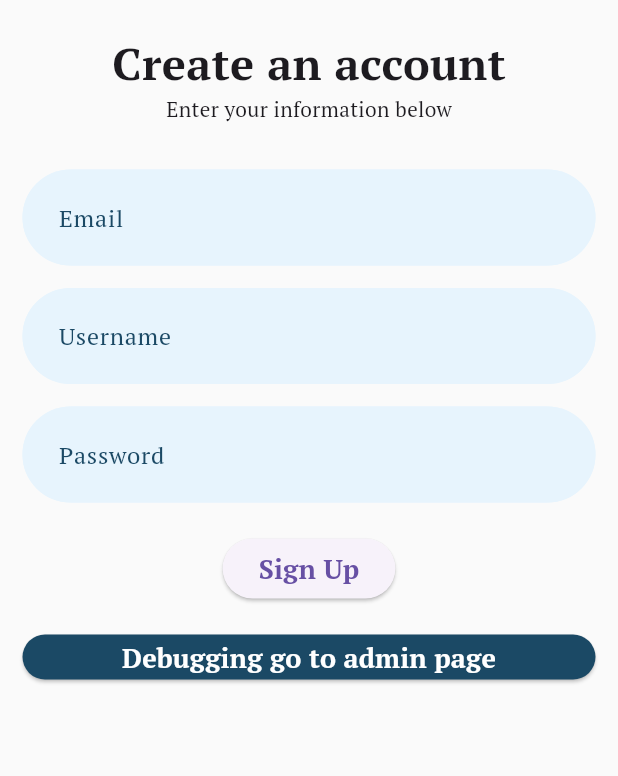
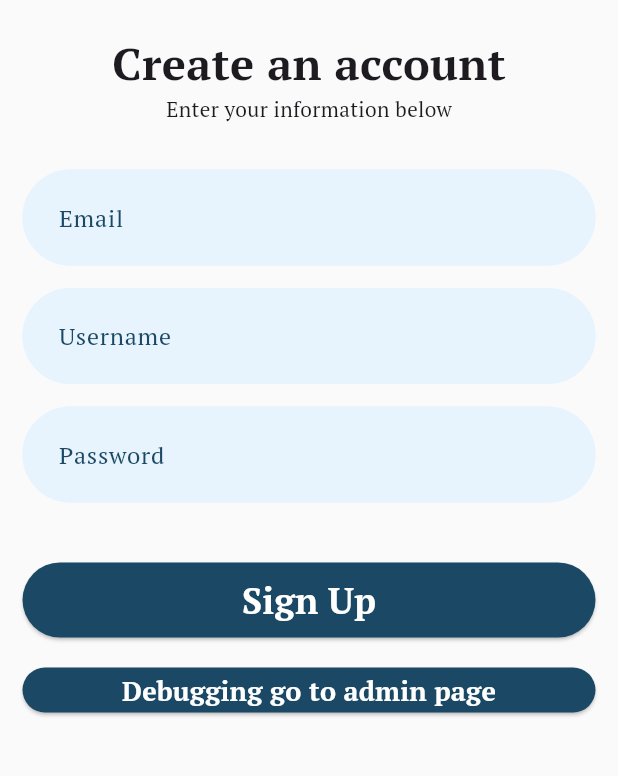
Before and after one commit to harshithlanka3/SAME-3311, a Flutter app: the SignUpPage screen opened directly, on a phone screen of 412 x 824 dp, the part 459-1235 px from its top. Run offline on Flutter 3.47's test engine with Material 3 defaults, Android fonts, the phone set to English and light mode, and no system bars; our stand-ins replace fluttertoast, image_picker, multi_select_flutter.

Commit message:
fixing login & signup buttons

```diff
--- a/frontend/s_a_m_e/lib/login.dart
+++ b/frontend/s_a_m_e/lib/login.dart
@@ -235,7 +235,7 @@ class _LoginState extends State<Login> {
                   child: ElevatedButton(
                       style: const ButtonStyle(
                         foregroundColor: MaterialStatePropertyAll<Color>(white),
-                        backgroundColor: MaterialStatePropertyAll<Color>(teal),
+                        backgroundColor: MaterialStatePropertyAll<Color>(navy),
                       ),
                       // make sure Terms & Conditions are read & approved
                       onPressed: _login,
--- a/frontend/s_a_m_e/lib/signup.dart
+++ b/frontend/s_a_m_e/lib/signup.dart
@@ -169,8 +169,15 @@ class _SignUpPageState extends State<SignUpPage> {
                 ),
               ),
             ),
-            const SizedBox(height: 20),
-            ElevatedButton(
+            const SizedBox(height: 40),
+            SizedBox(
+              width: MediaQuery.of(context).size.width,
+              height: 50,
+              child: ElevatedButton(
+                style: const ButtonStyle(
+                    foregroundColor: MaterialStatePropertyAll<Color>(white),
+                    backgroundColor: MaterialStatePropertyAll<Color>(navy),
+                  ),
                 onPressed: () async {
                   if (_userEmail.text.isEmpty ||
                       _username.text.isEmpty ||
@@ -224,7 +231,8 @@ class _SignUpPageState extends State<SignUpPage> {
                 },
                 child: const Text('Sign Up',
                     style:
-                      TextStyle(fontWeight: FontWeight.bold, fontSize: 18.0)),
+                        TextStyle(fontWeight: FontWeight.bold, fontSize: 24.0)),
+              ),
             ),
             // debugging button to continue through flow
             const SizedBox(height: 20),
```
Also changed, not shown: 4 other files. Lines whose indentation alone changed are shown as unchanged.
